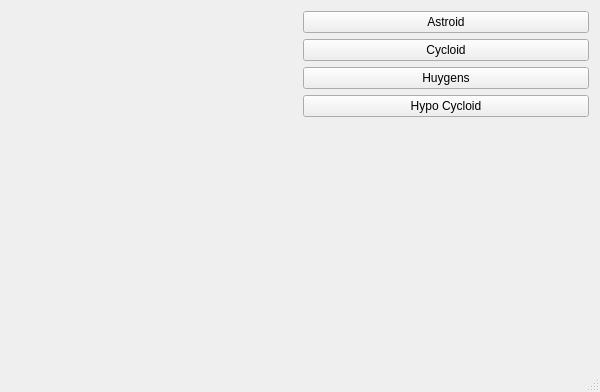
First picture: the form in MainWindow.ui, repository MajaGruca/QtCurves, before the edit.
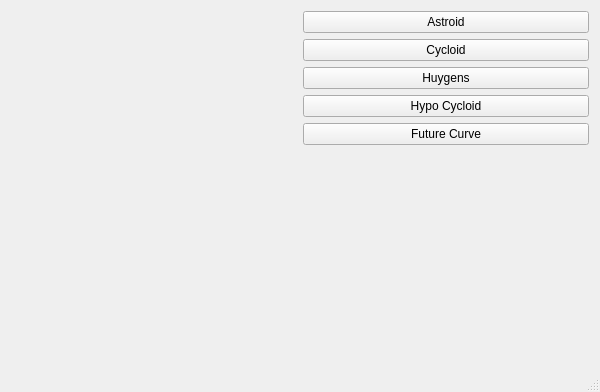
Second picture: the form after the edit. Custom widgets are drawn as their Qt base class.

Commit message: Rendering curves

What changed in the file:
```diff
--- a/MainWindow.ui
+++ b/MainWindow.ui
@@ -50,6 +50,13 @@
           </property>
          </widget>
         </item>
+        <item>
+         <widget class="QPushButton" name="btnFuture">
+          <property name="text">
+           <string>Future Curve</string>
+          </property>
+         </widget>
+        </item>
         <item>
          <spacer name="verticalSpacer">
           <property name="orientation">
```
The commit also changes 5 other files.
